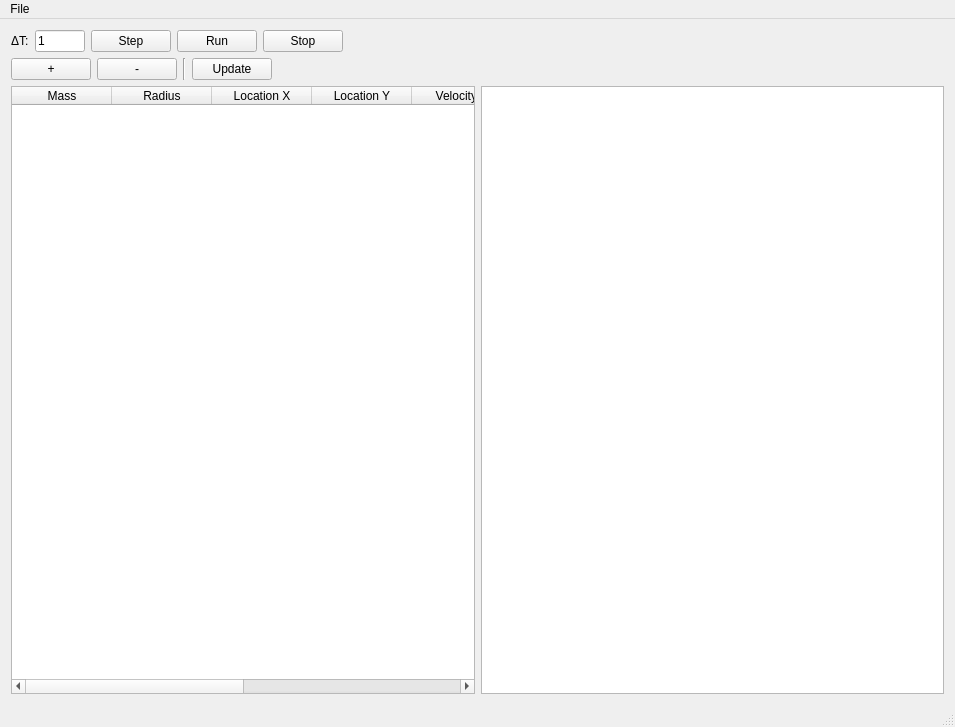
Above: source/ObjectSelector/mainwindow.ui from CDavantzis/GravitySimulator before the change. Below: the same form after it.
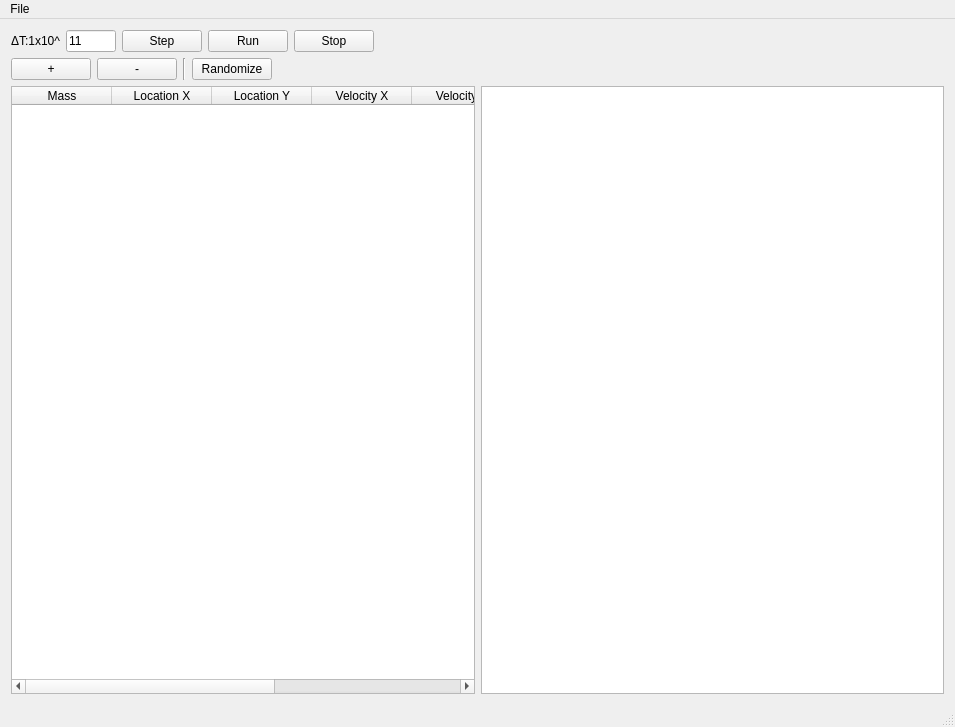
That is the form after the change. Custom widgets are drawn as their Qt base class.

Commit message: edited gui and added some force calculations.

```diff
--- a/source/ObjectSelector/mainwindow.ui
+++ b/source/ObjectSelector/mainwindow.ui
@@ -31,7 +31,7 @@
         <item>
          <widget class="QLabel" name="label">
           <property name="text">
-           <string>ΔT:</string>
+           <string>ΔT:1x10^</string>
           </property>
          </widget>
         </item>
@@ -56,7 +56,7 @@
            </size>
           </property>
           <property name="text">
-           <string>1</string>
+           <string>11</string>
           </property>
          </widget>
         </item>
@@ -146,7 +146,7 @@
         <item>
          <widget class="QPushButton" name="pushButton_update">
           <property name="text">
-           <string>Update</string>
+           <string>Randomize</string>
           </property>
          </widget>
         </item>
@@ -198,11 +198,6 @@
             <string>Mass</string>
            </property>
           </column>
-          <column>
-           <property name="text">
-            <string>Radius</string>
-           </property>
-          </column>
           <column>
            <property name="text">
             <string>Location X</string>
```
Left out of the diff: 2 changed lines with no effect on the pictures. The commit also changes 7 other files.
